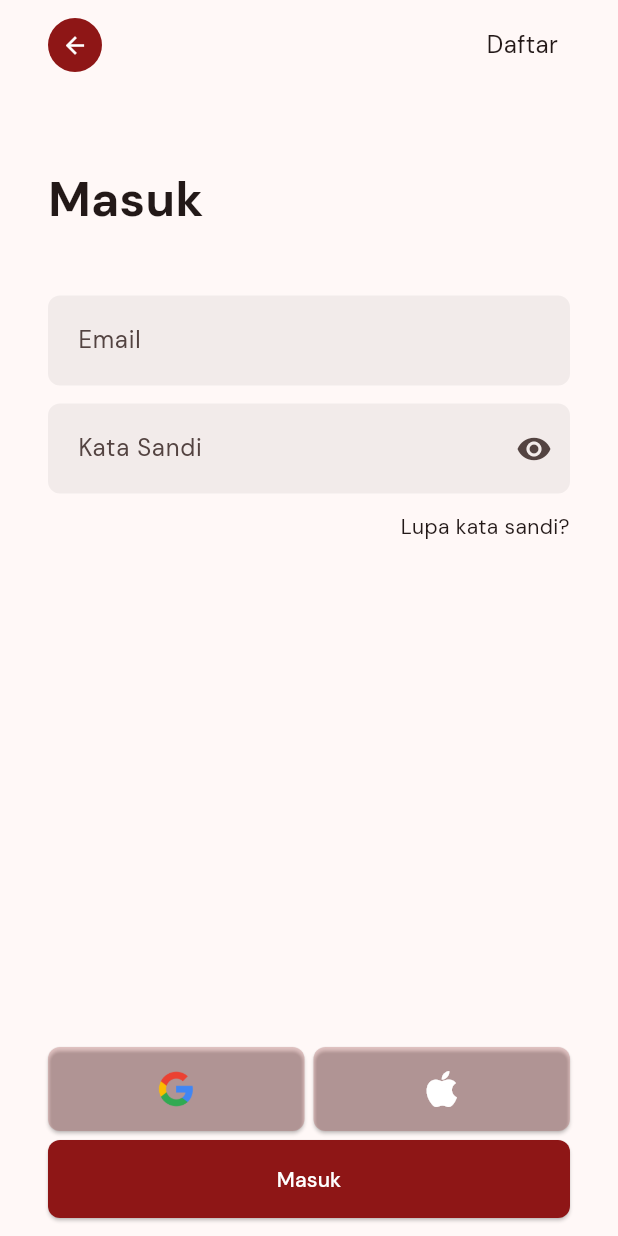
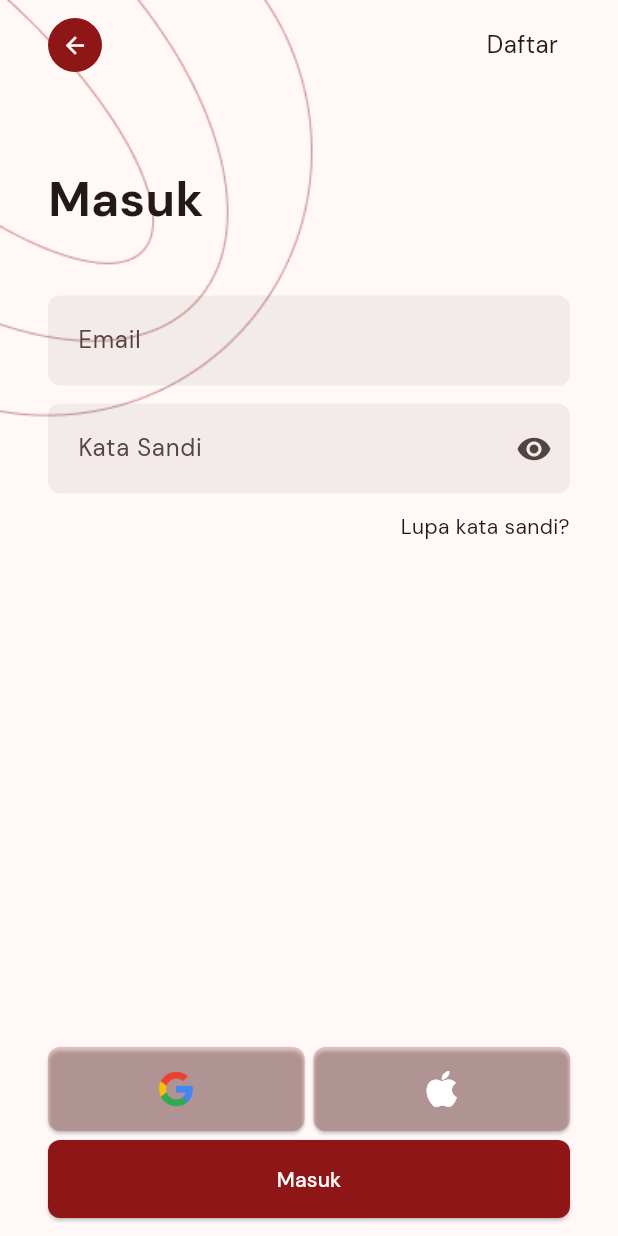
Before and after one commit to Ilyessin12/heartbite_tubesprovis, a Flutter app: the LoginPage screen opened directly, on a phone screen of 412 x 824 dp. Run offline on Flutter 3.47's test engine with Material 3 defaults, Android fonts, the light colour scheme and no system bars; our stand-ins replace google_fonts, image_picker, solar_icons; missing offline and left inert: iconoir_flutter.

Commit message:
Update login.dart

```diff
--- a/lib/login-register/login.dart
+++ b/lib/login-register/login.dart
@@ -11,38 +11,41 @@ class LoginPage extends StatefulWidget {
 }
 
 class _LoginPageState extends State<LoginPage> {
-  // Variabel untuk mengatur apakah password terlihat atau tidak
   bool _isPasswordVisible = false;
 
   @override
   Widget build(BuildContext context) {
     return Scaffold(
-      body: SafeArea(
+      body: Stack(
+        children: [
+          Positioned(
+            top: 0,
+            left: 0,
+            child: Image.asset(
+              'assets/images/Ornament.png',
+              width: MediaQuery.of(context).size.width * 0.8, // lebih kecil
+              fit: BoxFit.contain,
+            ),
+          ),
+          SafeArea(
             child: Padding(
-          // Increased horizontal padding to move elements away from edges
               padding: const EdgeInsets.symmetric(horizontal: 32, vertical: 12),
               child: SingleChildScrollView(
-            // memungkinkan scroll
                 child: ConstrainedBox(
-              // agar tidak tak terbatas tingginya
                   constraints: BoxConstraints(
-                minHeight:
-                    MediaQuery.of(context).size.height -
+                    minHeight: MediaQuery.of(context).size.height -
                         MediaQuery.of(context).padding.top -
-                    24, // adjusted for increased vertical padding
+                        24,
                   ),
                   child: IntrinsicHeight(
-                // agar Column bisa mengatur tinggi anak-anaknya
                     child: Column(
                       children: [
-                    // Baris atas: tombol back & login
                         Row(
                           mainAxisAlignment: MainAxisAlignment.spaceBetween,
                           children: [
-                        // Smaller back button
                             Container(
-                          height: 36, // Reduced from default 48
-                          width: 36, // Reduced from default 48
+                              height: 36,
+                              width: 36,
                               decoration: const ShapeDecoration(
                                 color: Color(0xFF8E1616),
                                 shape: CircleBorder(),
@@ -51,10 +54,10 @@ class _LoginPageState extends State<LoginPage> {
                                 icon: const Icon(
                                   Icons.arrow_back,
                                   color: Colors.white,
-                              size: 18, // Reduced from default 24
+                                  size: 18,
                                 ),
-                            padding: EdgeInsets.zero, // Remove padding
-                            constraints: BoxConstraints(), // Remove constraints
+                                padding: EdgeInsets.zero,
+                                constraints: BoxConstraints(),
                                 onPressed: () {
                                   Navigator.pop(context);
                                 },
@@ -93,13 +96,12 @@ class _LoginPageState extends State<LoginPage> {
                             ),
                           ),
                         ),
-                    SizedBox(height: MediaQuery.of(context).size.height * 0.05),
-                    // Text field input
+                        SizedBox(
+                            height: MediaQuery.of(context).size.height * 0.05),
                         Expanded(
                           child: Center(
                             child: Column(
                               children: [
-                            // Teks deskripsi rata kiri
                                 TextField(
                                   style: GoogleFonts.dmSans(),
                                   decoration: InputDecoration(
@@ -120,8 +122,7 @@ class _LoginPageState extends State<LoginPage> {
                                 SizedBox(height: 12),
                                 TextField(
                                   style: GoogleFonts.dmSans(),
-                              obscureText:
-                                  !_isPasswordVisible, // Menyembunyikan atau menampilkan password
+                                  obscureText: !_isPasswordVisible,
                                   decoration: InputDecoration(
                                     hintText: 'Kata Sandi',
                                     hintStyle: GoogleFonts.dmSans(),
@@ -143,7 +144,8 @@ class _LoginPageState extends State<LoginPage> {
                                       ),
                                       onPressed: () {
                                         setState(() {
-                                      _isPasswordVisible = !_isPasswordVisible;
+                                          _isPasswordVisible =
+                                              !_isPasswordVisible;
                                         });
                                       },
                                     ),
@@ -155,14 +157,15 @@ class _LoginPageState extends State<LoginPage> {
                                     Navigator.push(
                                       context,
                                       MaterialPageRoute(
-                                    builder: (context) => ForgotPassPage(),
+                                        builder: (context) =>
+                                            ForgotPassPage(),
                                       ),
                                     );
                                   },
                                   child: Align(
-                                alignment: Alignment.topRight, // tengah layar
+                                    alignment: Alignment.topRight,
                                     child: SizedBox(
-                                  width: 300, // atau sesuai kebutuhan
+                                      width: 300,
                                       child: Text(
                                         'Lupa kata sandi?',
                                         textAlign: TextAlign.right,
@@ -175,13 +178,11 @@ class _LoginPageState extends State<LoginPage> {
                             ),
                           ),
                         ),
-                    // Tombol daftar
                         Column(
                           mainAxisAlignment: MainAxisAlignment.end,
                           children: [
                             Row(
-                          mainAxisAlignment:
-                              MainAxisAlignment.spaceEvenly, // rata & ada jarak
+                              mainAxisAlignment: MainAxisAlignment.spaceEvenly,
                               children: [
                                 Expanded(
                                   child: SizedBox(
@@ -190,17 +191,17 @@ class _LoginPageState extends State<LoginPage> {
                                     child: ElevatedButton(
                                       onPressed: () {},
                                       style: ElevatedButton.styleFrom(
-                                    // Changed to 20% opacity
-                                    backgroundColor: Color(0xFF8E1616).withOpacity(0.2),
+                                        backgroundColor: Color(0xFF8E1616)
+                                            .withOpacity(0.2),
                                         foregroundColor: Colors.white,
                                         shape: RoundedRectangleBorder(
-                                      borderRadius: BorderRadius.circular(8),
+                                          borderRadius:
+                                              BorderRadius.circular(8),
                                         ),
                                       ),
                                       child: Ink.image(
                                         image: AssetImage(
-                                      'assets/images/login/google.png',
-                                    ),
+                                            'assets/images/login/google.png'),
                                         fit: BoxFit.cover,
                                         height: 25,
                                         width: 25,
@@ -208,7 +209,7 @@ class _LoginPageState extends State<LoginPage> {
                                     ),
                                   ),
                                 ),
-                            SizedBox(width: 6), // jarak antar tombol
+                                SizedBox(width: 6),
                                 Expanded(
                                   child: SizedBox(
                                     width: double.infinity,
@@ -216,15 +217,17 @@ class _LoginPageState extends State<LoginPage> {
                                     child: ElevatedButton(
                                       onPressed: () {},
                                       style: ElevatedButton.styleFrom(
-                                    // Changed to 20% opacity
-                                    backgroundColor: Color(0xFF8E1616).withOpacity(0.2),
+                                        backgroundColor: Color(0xFF8E1616)
+                                            .withOpacity(0.2),
                                         foregroundColor: Colors.white,
                                         shape: RoundedRectangleBorder(
-                                      borderRadius: BorderRadius.circular(8),
+                                          borderRadius:
+                                              BorderRadius.circular(8),
                                         ),
                                       ),
                                       child: Row(
-                                    mainAxisAlignment: MainAxisAlignment.center,
+                                        mainAxisAlignment:
+                                            MainAxisAlignment.center,
                                         children: const [
                                           Icon(Icons.apple, size: 32),
                                         ],
@@ -240,7 +243,7 @@ class _LoginPageState extends State<LoginPage> {
                               height: 52,
                               child: ElevatedButton(
                                 onPressed: () {
-                              // Aksi daftar
+                                  // Aksi masuk
                                 },
                                 style: ElevatedButton.styleFrom(
                                   backgroundColor: Color(0xFF8E1616),
@@ -264,6 +267,8 @@ class _LoginPageState extends State<LoginPage> {
               ),
             ),
           ),
+        ],
+      ),
     );
   }
 }
```
Lines whose indentation alone changed are shown as unchanged.
